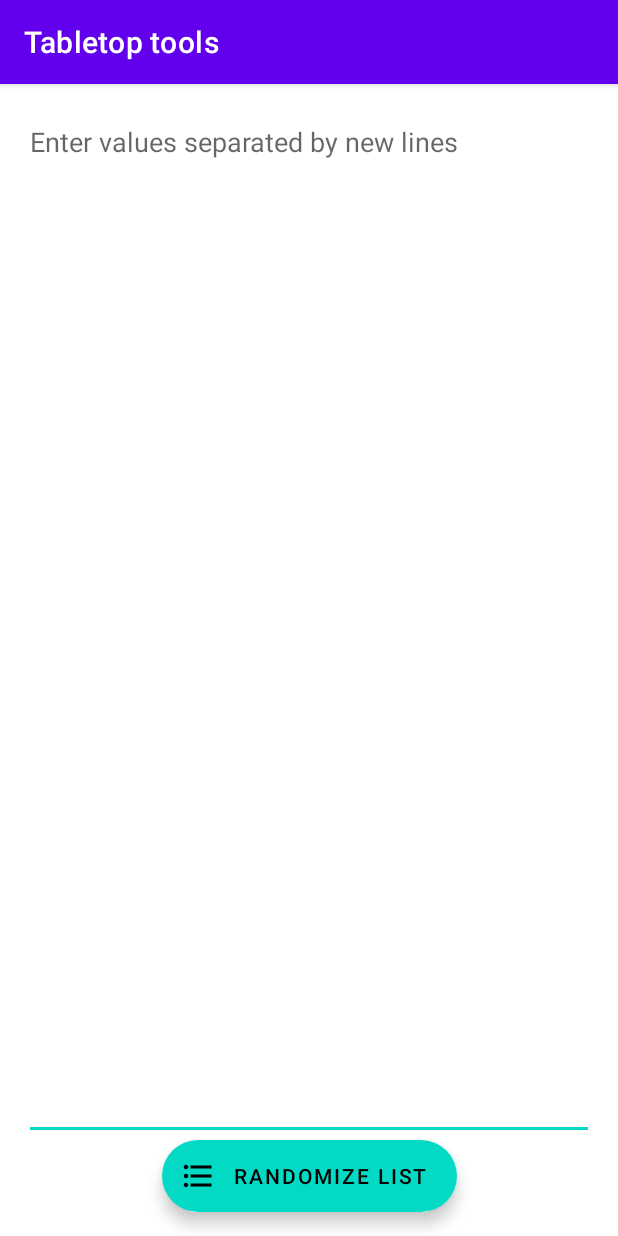
After one commit to mueller-ma/TabletopTools, an Android app: the fragment RandomListFragment shown on its own in the app's theme, on a phone screen of 412 x 824 dp. The commit adds this screen. Run offline under Robolectric (Android 15) with nearby library versions, the phone set to English and light mode, and no system bars.

Commit message:
Add randomized list
Closes #71

```diff
--- a/app/src/main/java/com/github/muellerma/tabletoptools/ui/MainActivity.kt
+++ b/app/src/main/java/com/github/muellerma/tabletoptools/ui/MainActivity.kt
@@ -34,6 +34,7 @@ class MainActivity : AppCompatActivity() {
         appBarConfiguration = AppBarConfiguration(
             setOf(
                 R.id.nav_dices,
+                R.id.nav_random_list,
                 R.id.nav_rot13,
                 R.id.nav_number_converter,
                 R.id.nav_timer,
--- /dev/null
+++ b/app/src/main/java/com/github/muellerma/tabletoptools/ui/fragments/RandomListFragment.kt
@@ -0,0 +1,41 @@
+package com.github.muellerma.tabletoptools.ui.fragments
+
+import android.os.Bundle
+import android.view.LayoutInflater
+import android.view.View
+import android.view.ViewGroup
+import android.widget.Button
+import android.widget.EditText
+import androidx.annotation.VisibleForTesting
+import com.github.muellerma.tabletoptools.R
+
+class RandomListFragment : AbstractBaseFragment() {
+    override fun onCreateView(
+        inflater: LayoutInflater,
+        container: ViewGroup?,
+        savedInstanceState: Bundle?
+    ): View? {
+        val root = inflater.inflate(R.layout.fragment_random_list, container, false)
+        val randomList = root.findViewById<EditText>(R.id.random_list)
+
+        root.findViewById<Button>(R.id.random_select).apply {
+            setOnClickListener {
+                randomList.setText(randomizeList(randomList.text.toString()))
+            }
+        }
+
+        return root
+    }
+
+    companion object {
+        @VisibleForTesting
+        fun randomizeList(list: String): String {
+            return list
+                .split("\n")
+                .map { it.trim() }
+                .filter { it.isNotEmpty() }
+                .shuffled()
+                .joinToString("\n")
+        }
+    }
+}
--- /dev/null
+++ b/app/src/main/res/drawable/ic_baseline_format_list_bulleted_24.xml
@@ -0,0 +1,10 @@
+<vector xmlns:android="http://schemas.android.com/apk/res/android"
+    android:width="24dp"
+    android:height="24dp"
+    android:viewportWidth="24"
+    android:viewportHeight="24"
+    android:tint="?attr/colorControlNormal">
+  <path
+      android:fillColor="@android:color/white"
+      android:pathData="M4,10.5c-0.83,0 -1.5,0.67 -1.5,1.5s0.67,1.5 1.5,1.5 1.5,-0.67 1.5,-1.5 -0.67,-1.5 -1.5,-1.5zM4,4.5c-0.83,0 -1.5,0.67 -1.5,1.5S3.17,7.5 4,7.5 5.5,6.83 5.5,6 4.83,4.5 4,4.5zM4,16.5c-0.83,0 -1.5,0.68 -1.5,1.5s0.68,1.5 1.5,1.5 1.5,-0.68 1.5,-1.5 -0.67,-1.5 -1.5,-1.5zM7,19h14v-2L7,17v2zM7,13h14v-2L7,11v2zM7,5v2h14L21,5L7,5z"/>
+</vector>
--- /dev/null
+++ b/app/src/main/res/layout/fragment_random_list.xml
@@ -0,0 +1,40 @@
+<?xml version="1.0" encoding="utf-8"?>
+<androidx.constraintlayout.widget.ConstraintLayout xmlns:android="http://schemas.android.com/apk/res/android"
+        xmlns:app="http://schemas.android.com/apk/res-auto"
+        xmlns:tools="http://schemas.android.com/tools"
+        android:orientation="vertical"
+        android:layout_width="match_parent"
+        android:layout_height="match_parent">
+
+    <EditText
+            android:id="@+id/random_list"
+            android:layout_width="match_parent"
+            android:layout_height="0dp"
+            android:maxLines="100"
+            app:layout_constraintStart_toStartOf="parent"
+            app:layout_constraintTop_toTopOf="parent"
+            app:layout_constraintEnd_toEndOf="parent"
+            app:layout_constraintBottom_toBottomOf="parent"
+            android:layout_marginStart="16dp"
+            android:layout_marginEnd="16dp"
+            android:importantForAutofill="no"
+            android:inputType="textMultiLine|textNoSuggestions"
+            android:hint="@string/random_list_hint"
+            android:layout_marginTop="16dp"
+            android:layout_marginBottom="64dp"
+            android:gravity="top"
+            tools:text="foo\nbar" />
+
+    <com.google.android.material.floatingactionbutton.ExtendedFloatingActionButton
+            android:id="@+id/random_select"
+            android:layout_width="wrap_content"
+            android:layout_height="wrap_content"
+            android:text="@string/menu_random_list"
+            app:icon="@drawable/ic_baseline_format_list_bulleted_24"
+            app:layout_constraintBottom_toBottomOf="parent"
+            app:layout_constraintEnd_toEndOf="parent"
+            app:layout_constraintStart_toStartOf="parent"
+            android:layout_marginEnd="8dp"
+            android:layout_marginStart="8dp"
+            android:layout_marginBottom="16dp" />
+</androidx.constraintlayout.widget.ConstraintLayout>
--- a/app/src/main/res/menu/activity_main_drawer.xml
+++ b/app/src/main/res/menu/activity_main_drawer.xml
@@ -8,6 +8,10 @@
                 android:id="@+id/nav_dices"
                 android:icon="@drawable/ic_menu_dices"
                 android:title="@string/menu_dices" />
+        <item
+                android:id="@+id/nav_random_list"
+                android:icon="@drawable/ic_baseline_format_list_bulleted_24"
+                android:title="@string/menu_random_list" />
         <item
                 android:id="@+id/nav_rot13"
                 android:icon="@drawable/ic_outline_text_rotation_angleup"
--- a/app/src/main/res/navigation/mobile_navigation.xml
+++ b/app/src/main/res/navigation/mobile_navigation.xml
@@ -9,6 +9,12 @@
             android:name="com.github.muellerma.tabletoptools.ui.fragments.DicesFragment"
             android:label="@string/menu_dices"
             tools:layout="@layout/fragment_dices" />
+
+    <fragment
+            android:id="@+id/nav_random_list"
+            android:name="com.github.muellerma.tabletoptools.ui.fragments.RandomListFragment"
+            android:label="@string/menu_random_list"
+            tools:layout="@layout/fragment_random_list" />
 
     <fragment
             android:id="@+id/nav_rot13"
--- a/app/src/main/res/values/strings.xml
+++ b/app/src/main/res/values/strings.xml
@@ -48,6 +48,8 @@
     <string name="buzzers_player_b">Player B</string>
     <string name="buzzers_player_c">Player C</string>
     <string name="buzzers_player_d">Player D</string>
+    <string name="random_list_hint">Enter values separated by new lines</string>
+    <string name="menu_random_list">Randomize list</string>
     <plurals name="buzzers_amount">
         <item quantity="one">%d buzzer</item>
         <item quantity="other">%d buzzers</item>
```
Also changed, not shown: 1 other file.
